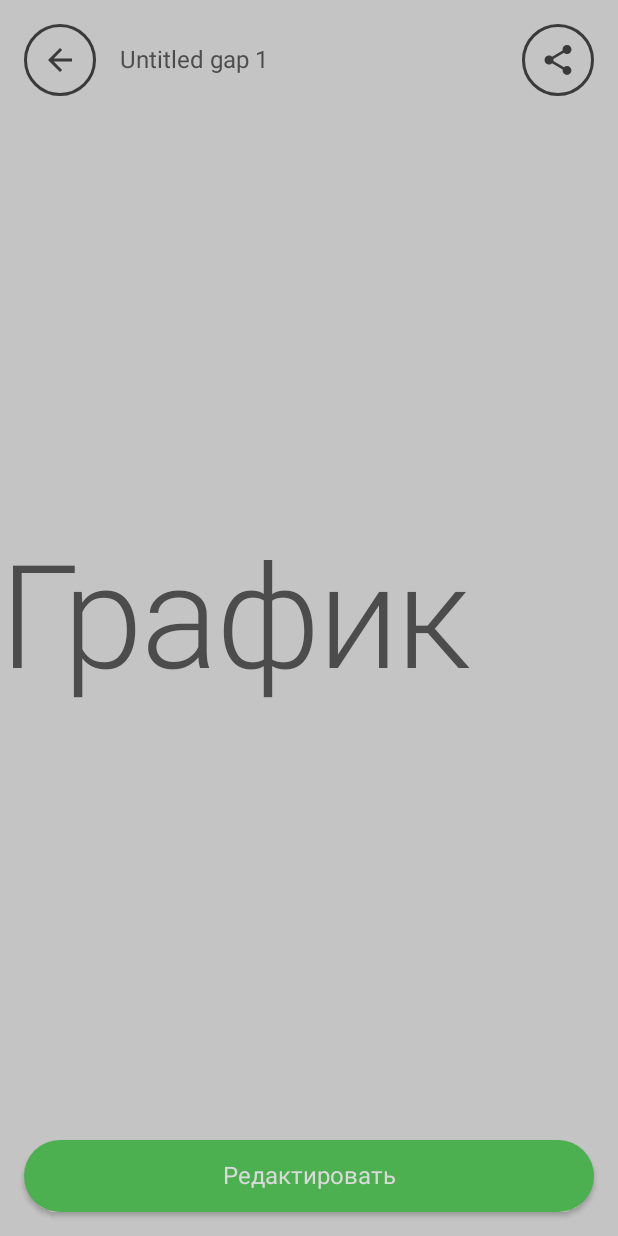
After one commit to raininforest/GapCalculator, an Android app built with Jetpack Compose: the composable GapDetailsScreen called with empty values, on a phone screen of 412 x 824 dp. The commit adds this screen. Run offline under Robolectric (Android 15) with nearby library versions, the phone set to English and light mode, and no system bars.

Commit message:
implemented GapDetailsScreen

```diff
--- a/androidGapCalc/src/main/java/com/github/raininforest/android/MainActivity.kt
+++ b/androidGapCalc/src/main/java/com/github/raininforest/android/MainActivity.kt
@@ -3,7 +3,7 @@ package com.github.raininforest.android
 import android.os.Bundle
 import androidx.activity.ComponentActivity
 import androidx.activity.compose.setContent
-import com.github.raininforest.android.gap.list.GapListScreen
+import com.github.raininforest.android.gap.details.GapDetailsScreen
 import com.github.raininforest.android.theme.GapCalcTheme
 
 class MainActivity : ComponentActivity() {
@@ -11,7 +11,7 @@ class MainActivity : ComponentActivity() {
         super.onCreate(savedInstanceState)
         setContent {
             GapCalcTheme {
-                GapListScreen()
+                GapDetailsScreen(1)
             }
         }
     }
--- /dev/null
+++ b/androidGapCalc/src/main/java/com/github/raininforest/android/gap/details/GapDetailsScreen.kt
@@ -0,0 +1,154 @@
+package com.github.raininforest.android.gap.details
+
+import android.annotation.SuppressLint
+import androidx.compose.foundation.BorderStroke
+import androidx.compose.foundation.layout.Box
+import androidx.compose.foundation.layout.PaddingValues
+import androidx.compose.foundation.layout.Row
+import androidx.compose.foundation.layout.fillMaxSize
+import androidx.compose.foundation.layout.fillMaxWidth
+import androidx.compose.foundation.layout.height
+import androidx.compose.foundation.layout.padding
+import androidx.compose.foundation.layout.safeContentPadding
+import androidx.compose.foundation.layout.size
+import androidx.compose.foundation.shape.CircleShape
+import androidx.compose.foundation.shape.RoundedCornerShape
+import androidx.compose.material.Button
+import androidx.compose.material.ButtonDefaults
+import androidx.compose.material.Icon
+import androidx.compose.material.MaterialTheme
+import androidx.compose.material.OutlinedButton
+import androidx.compose.material.Scaffold
+import androidx.compose.material.Text
+import androidx.compose.material.icons.Icons
+import androidx.compose.material.icons.filled.ArrowBack
+import androidx.compose.material.icons.filled.Share
+import androidx.compose.runtime.Composable
+import androidx.compose.ui.Alignment
+import androidx.compose.ui.Modifier
+import androidx.compose.ui.text.style.TextOverflow
+import androidx.compose.ui.tooling.preview.Preview
+import androidx.compose.ui.unit.dp
+import com.github.raininforest.android.theme.GapCalcTheme
+import com.github.raininforest.android.theme.green
+import com.github.raininforest.android.theme.whiteGray
+
+private const val PADDING = 16
+private const val BUTTON_HEIGHT = 48
+private const val BUTTON_STROKE_WIDTH = 2
+
+@SuppressLint("UnusedMaterialScaffoldPaddingParameter")
+@Composable
+fun GapDetailsScreen(gapId: Int) {
+    Scaffold(
+        modifier = Modifier,
+        topBar = {
+            TopBar()
+        },
+        content = {
+            ChartView(it)
+        },
+        bottomBar = {
+            BottomBar()
+        }
+    )
+}
+
+@Composable
+fun BottomBar() {
+    Row(
+        verticalAlignment = Alignment.CenterVertically,
+        modifier = Modifier
+            .padding(all = PADDING.dp)
+            .fillMaxWidth()
+    ) {
+        Button(
+            modifier = Modifier
+                .height(BUTTON_HEIGHT.dp)
+                .fillMaxWidth(),
+            onClick = { },
+            shape = RoundedCornerShape(50),
+            colors = ButtonDefaults.buttonColors(backgroundColor = green, contentColor = whiteGray)
+        ) {
+            Text(
+                text = "Редактировать",
+                style = MaterialTheme.typography.body1
+            )
+        }
+    }
+}
+
+@Composable
+fun ChartView(paddingValues: PaddingValues) {
+    Box(
+        modifier = Modifier
+            .padding(paddingValues)
+            .fillMaxSize(),
+        contentAlignment = Alignment.Center
+    ) {
+        Text(
+            modifier = Modifier
+                .fillMaxWidth(),
+            text = "График",
+            style = MaterialTheme.typography.h1
+        )
+    }
+}
+
+@Composable
+fun TopBar() {
+    Row(
+        verticalAlignment = Alignment.CenterVertically,
+        modifier = Modifier
+            .padding(all = PADDING.dp)
+            .fillMaxWidth()
+    ) {
+        OutlinedButton(
+            onClick = {},
+            shape = CircleShape,
+            modifier = Modifier
+                .safeContentPadding()
+                .padding(end = PADDING.dp)
+                .size(BUTTON_HEIGHT.dp),
+            contentPadding = PaddingValues(0.dp),
+            border = BorderStroke(BUTTON_STROKE_WIDTH.dp, MaterialTheme.colors.primary),
+            colors = ButtonDefaults.buttonColors(
+                contentColor = MaterialTheme.colors.primary,
+                backgroundColor = MaterialTheme.colors.background
+            )
+        ) {
+            Icon(imageVector = Icons.Default.ArrowBack, "")
+        }
+        Text(
+            text = "Untitled gap 1",
+            maxLines = 1,
+            overflow = TextOverflow.Ellipsis,
+            modifier = Modifier.weight(1f)
+        )
+        OutlinedButton(
+            onClick = {},
+            shape = CircleShape,
+            modifier = Modifier
+                .safeContentPadding()
+                .padding(start = PADDING.dp)
+                .size(BUTTON_HEIGHT.dp),
+            contentPadding = PaddingValues(0.dp),
+            border = BorderStroke(BUTTON_STROKE_WIDTH.dp, MaterialTheme.colors.primary),
+            colors = ButtonDefaults.buttonColors(
+                contentColor = MaterialTheme.colors.primary,
+                backgroundColor = MaterialTheme.colors.background
+            )
+        ) {
+            Icon(imageVector = Icons.Default.Share, "")
+        }
+    }
+
+}
+
+@Preview(showBackground = true)
+@Composable
+fun GreetingPreview() {
+    GapCalcTheme {
+        GapDetailsScreen(1)
+    }
+}
```
